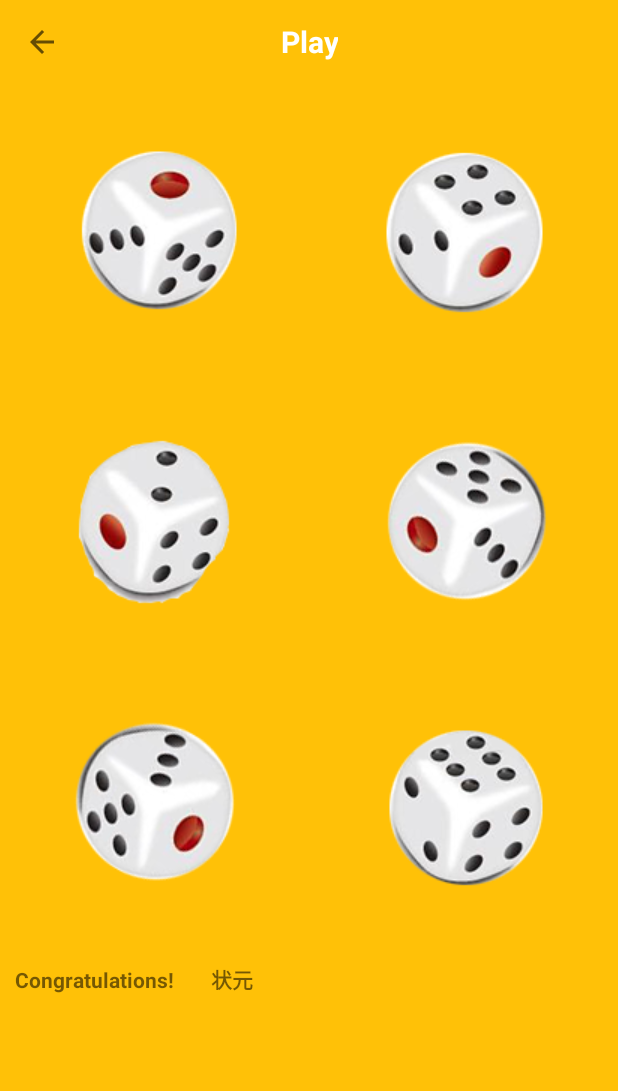
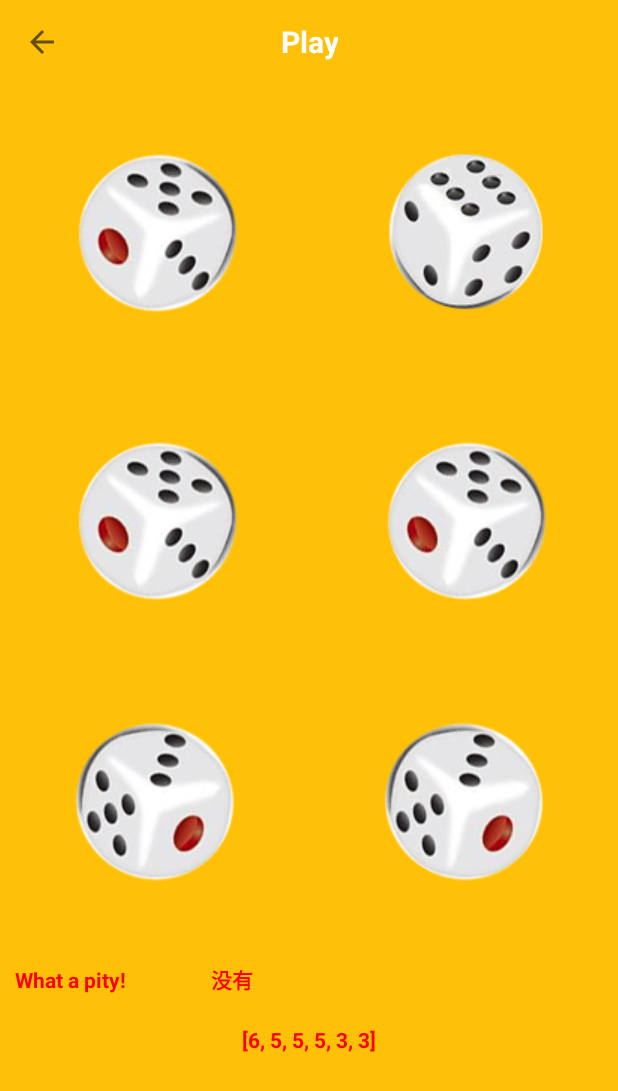
Before and after one commit to LiuJiewenTT/ee308fz_lab2, an Android app: the play screen opened directly, with no data from a screen before it, on a phone screen of 412 x 824 dp. Shown: the top 1091 px of the screen. Run offline under Robolectric (Android 15) with nearby library versions, the light colour scheme and no system bars.

Commit message:
single player mode is done!

```diff
--- a/proj/Bobing/app/src/main/java/io/github/liujiewentt/ee308fz_lab2_bobing/play.java
+++ b/proj/Bobing/app/src/main/java/io/github/liujiewentt/ee308fz_lab2_bobing/play.java
@@ -4,6 +4,9 @@ import android.content.Intent;
 import android.os.Bundle;
 import android.util.Log;
 import android.view.View;
+import android.widget.Button;
+import android.widget.ImageView;
+import android.widget.TextView;
 
 import androidx.annotation.Nullable;
 import androidx.appcompat.app.ActionBar;
@@ -16,8 +19,9 @@ public class play extends AppCompatActivity {
 
     private static final String TAG = "play activity";
     int number = 0;
-    int[] resv_i;
+    int[] resv_i, resv_i_unsorted;
     String resv_s;
+    public int[] diceID, diceV;
 
     @Override
     protected void onCreate(@Nullable Bundle savedInstanceState) {
@@ -47,8 +51,26 @@ public class play extends AppCompatActivity {
         });
 
         resv_i = new int[6];
+//        diceID = new int[6];
+        diceID = new int[]{R.id.dice1, R.id.dice2, R.id.dice3, R.id.dice4, R.id.dice5, R.id.dice6};
+        diceV = new int[]{R.drawable.dv1, R.drawable.dv2, R.drawable.dv3, R.drawable.dv4, R.drawable.dv5, R.drawable.dv6};
 
         throwDices();
+
+        TextView tv1, tv2, tv3;
+        tv1 = findViewById(R.id.hheader_tv);
+        tv2 = findViewById(R.id.header_tv);
+        tv3 = findViewById(R.id.dice_result_i_show_tv);
+        if (resv_s == getString(R.string.Nothing)){
+            tv1.setText(getString(R.string.comfort));
+        }
+        else{
+            tv1.setText(getString(R.string.congratulations));
+        }
+        tv2.setText(resv_s);
+        tv3.setText(Arrays.toString(resv_i));
+
+        setPics();
 
     }
 
@@ -74,6 +96,10 @@ public class play extends AppCompatActivity {
             resv_i[i] = (int) (Math.random() * 6) + 1 ;
             Log.d(TAG, "throwDices: i" + i + ":" + resv_i[i]);
         }
+        resv_i_unsorted = resv_i.clone();
+//        for( i=0; i<6; ++i){
+//            Log.d(TAG, "throwDices: i_un" + i + ":" + resv_i_unsorted[i]);
+//        }
         resv_s = judge(resv_i);
         Log.d(TAG, "throwDices: s:" + resv_s);
     }
@@ -144,4 +170,15 @@ public class play extends AppCompatActivity {
         return flag;
     }
 
+    protected void setPics(){
+        int i, j;
+        String str = "dv";
+        ImageView iv;
+        for( i=0, j=0; i<6; ++i){
+            iv = findViewById(diceID[i]);
+            iv.setImageDrawable(getResources().getDrawable(diceV[resv_i_unsorted[i]-1]));
+        }
+        i=5;
+    }
+
 }
--- a/proj/Bobing/app/src/main/java/io/github/liujiewentt/ee308fz_lab2_bobing/single_play_home_Activity.java
+++ b/proj/Bobing/app/src/main/java/io/github/liujiewentt/ee308fz_lab2_bobing/single_play_home_Activity.java
@@ -78,5 +78,6 @@ public class single_play_home_Activity extends AppCompatActivity {
         super.onActivityResult(requestCode, resultCode, data);
         Bundle bundle = data.getExtras();
         Log.d(TAG, "onActivityResult: " + bundle.getString("resv_s"));
+//        findViewById(R.id.)
     }
 }
--- a/proj/Bobing/app/src/main/res/layout/playpage.xml
+++ b/proj/Bobing/app/src/main/res/layout/playpage.xml
@@ -105,6 +105,7 @@
         android:orientation="horizontal"
         >
         <TextView
+            android:id="@+id/hheader_tv"
             android:layout_width="0dp"
             android:layout_height="wrap_content"
             android:layout_weight="1"
@@ -112,6 +113,7 @@
             android:theme="@style/Theme.Bobing.ConGText"
             />
         <TextView
+            android:id="@+id/header_tv"
             android:layout_width="0dp"
             android:layout_height="wrap_content"
             android:layout_weight="2"
@@ -122,4 +124,15 @@
 
     </LinearLayout>
 
+    <TextView
+        android:id="@+id/dice_result_i_show_tv"
+        android:layout_width="match_parent"
+        android:layout_height="wrap_content"
+        android:text="result"
+        android:gravity="center"
+        android:textColor="@color/red"
+        android:textStyle="bold"
+        android:padding="10dp"
+        />
+
 </LinearLayout>
--- a/proj/Bobing/app/src/main/res/values/themes.xml
+++ b/proj/Bobing/app/src/main/res/values/themes.xml
@@ -53,7 +53,7 @@
     </style>
 
     <style name="Theme.Bobing.ConGText">
-        <item name="color">@color/red</item>
+        <item name="android:textColor">@color/red</item>
         <item name="android:textStyle">bold</item>
     </style>
 </resources>
```
